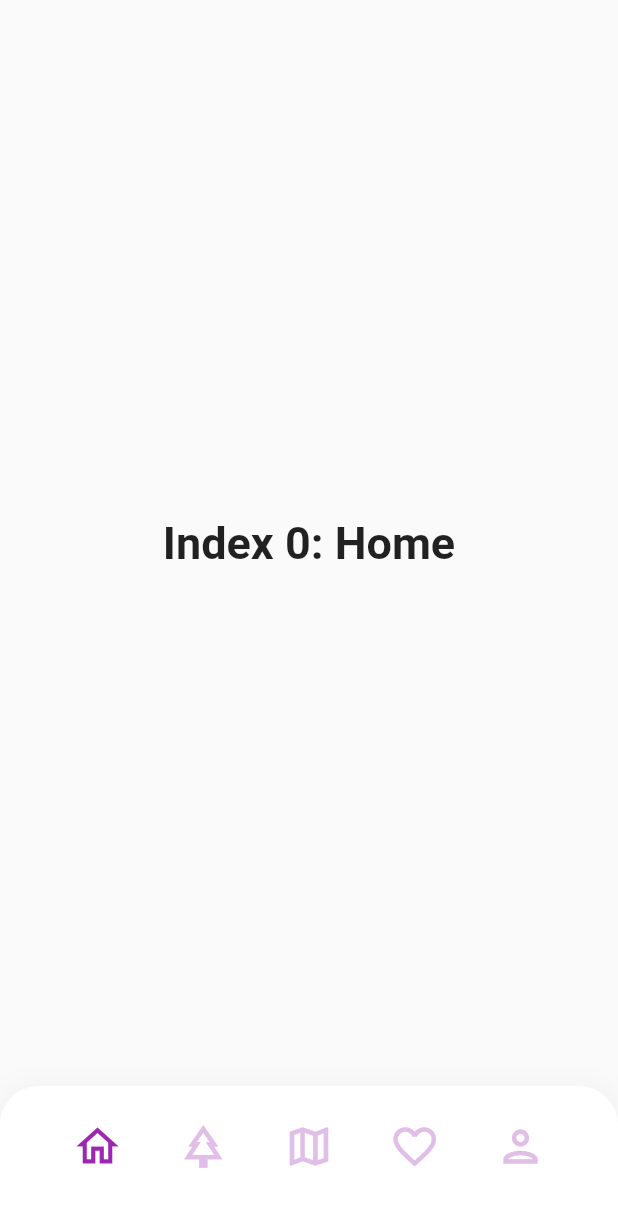
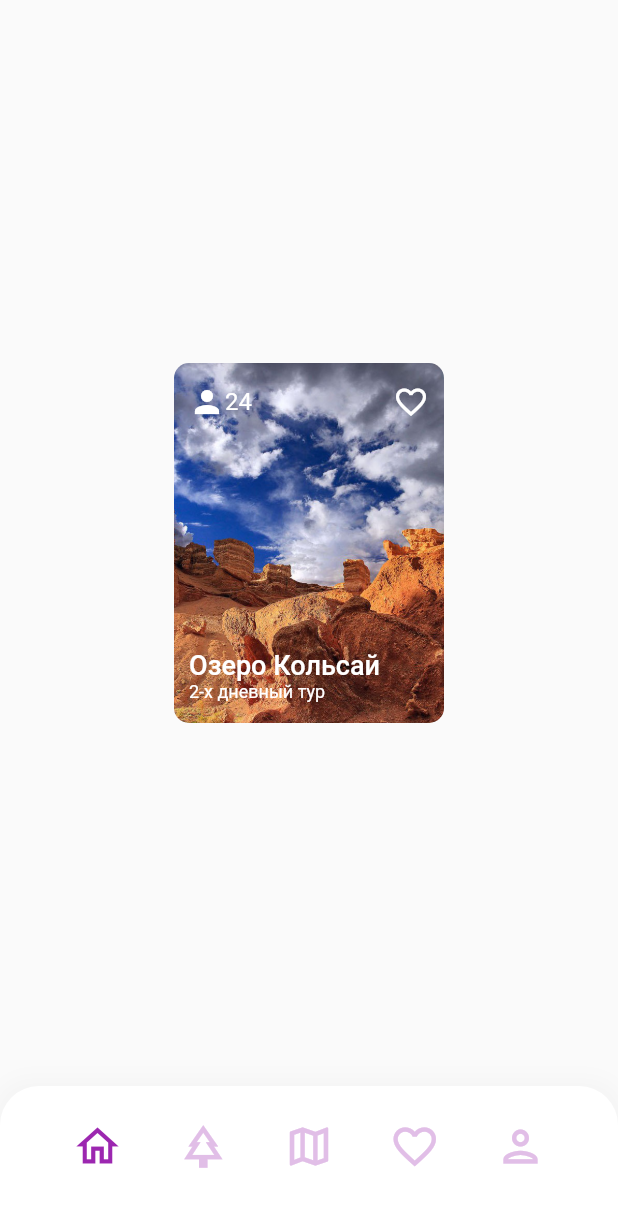
Before and after one commit to Crepiks/demal-mobile, a Flutter app: the screen it shows after launch, on a phone screen of 412 x 824 dp. Shown: the top 1207 px of the screen. Run offline on Flutter 3.47's test engine with Material 2 defaults, Android fonts, the phone set to English and light mode, and no system bars.

Commit message:
feat: implement tour card component

```diff
--- /dev/null
+++ b/lib/components/common/tour_card.dart
@@ -0,0 +1,55 @@
+import 'package:flutter/material.dart';
+
+class TourCard extends StatelessWidget {
+  const TourCard({Key? key}) : super(key: key);
+
+  @override
+  Widget build(BuildContext context) {
+    return SizedBox(
+      height: 240,
+      width: 180,
+      child: Container(
+        padding: EdgeInsets.symmetric(vertical: 14, horizontal: 10),
+        decoration: BoxDecoration(
+            image: DecorationImage(
+                image: AssetImage("images/tour-1.jpg"), fit: BoxFit.cover),
+            borderRadius: BorderRadius.all(Radius.circular(10))),
+        child: Column(
+          mainAxisAlignment: MainAxisAlignment.spaceBetween,
+          crossAxisAlignment: CrossAxisAlignment.start,
+          children: [
+            Row(mainAxisAlignment: MainAxisAlignment.spaceBetween, children: [
+              Row(
+                children: [
+                  Icon(
+                    Icons.person,
+                    color: Colors.white,
+                  ),
+                  Text(
+                    "24",
+                    style: TextStyle(color: Colors.white, fontSize: 16),
+                  )
+                ],
+              ),
+              Icon(Icons.favorite_border, color: Colors.white)
+            ]),
+            Column(
+              crossAxisAlignment: CrossAxisAlignment.start,
+              children: [
+                Text(
+                  "Озеро Кольсай",
+                  style: TextStyle(
+                      color: Colors.white,
+                      fontSize: 18,
+                      fontWeight: FontWeight.w500),
+                ),
+                Text("2-х дневный тур",
+                    style: TextStyle(color: Colors.white, fontSize: 12))
+              ],
+            )
+          ],
+        ),
+      ),
+    );
+  }
+}
--- a/lib/main.dart
+++ b/lib/main.dart
@@ -1,5 +1,6 @@
 import 'package:flutter/material.dart';
-import 'package:demal/common/components/bottom_navigation.dart';
+import 'package:demal/components/common/bottom_navigation.dart';
+import "package:demal/screens/home_screen.dart";
 
 void main() => runApp(App());
 
@@ -33,10 +34,7 @@ class _MainScreensState extends State<MainScreens> {
   static TextStyle optionStyle =
       TextStyle(fontSize: 30, fontWeight: FontWeight.bold);
   static List<Widget> _pages = <Widget>[
-    Text(
-      'Index 0: Home',
-      style: optionStyle,
-    ),
+    HomeScreen(),
     Text(
       'Index 1: Tours',
       style: optionStyle,
--- /dev/null
+++ b/lib/screens/home_screen.dart
@@ -0,0 +1,16 @@
+import "package:flutter/material.dart";
+import "package:demal/components/common/tour_card.dart";
+
+class HomeScreen extends StatefulWidget {
+  const HomeScreen({Key? key}) : super(key: key);
+
+  @override
+  _HomeScreenState createState() => _HomeScreenState();
+}
+
+class _HomeScreenState extends State<HomeScreen> {
+  @override
+  Widget build(BuildContext context) {
+    return Container(child: TourCard());
+  }
+}
--- a/pubspec.yaml
+++ b/pubspec.yaml
@@ -43,9 +43,8 @@ flutter:
   uses-material-design: true
 
   # To add assets to your application, add an assets section, like this:
-  # assets:
-  #   - images/a_dot_burr.jpeg
-  #   - images/a_dot_ham.jpeg
+  assets:
+    - images/
 
   # An image asset can refer to one or more resolution-specific "variants", see
   # https://flutter.dev/assets-and-images/#resolution-aware.
```
Also changed, not shown: images/tour-1.jpg (added), images/tour-2.jpg (added), images/tour-3.jpg (added), images/tour-4.jpg (added), lib/components/common/bottom_navigation.dart (renamed from lib/common/components/bottom_navigation.dart).
